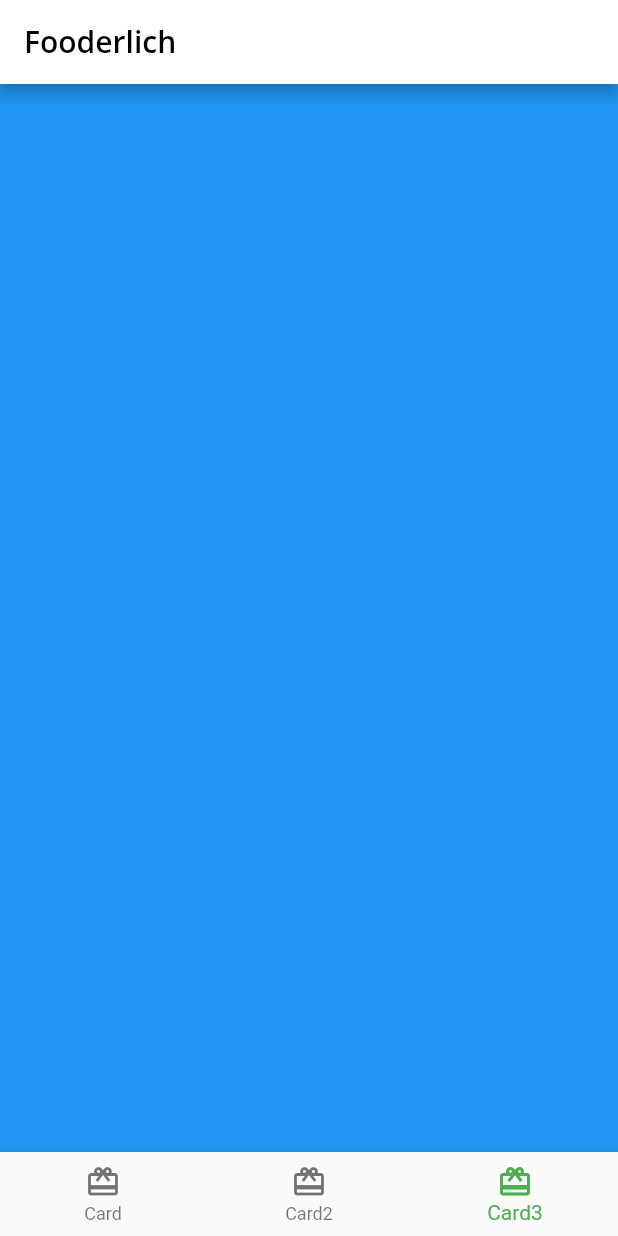
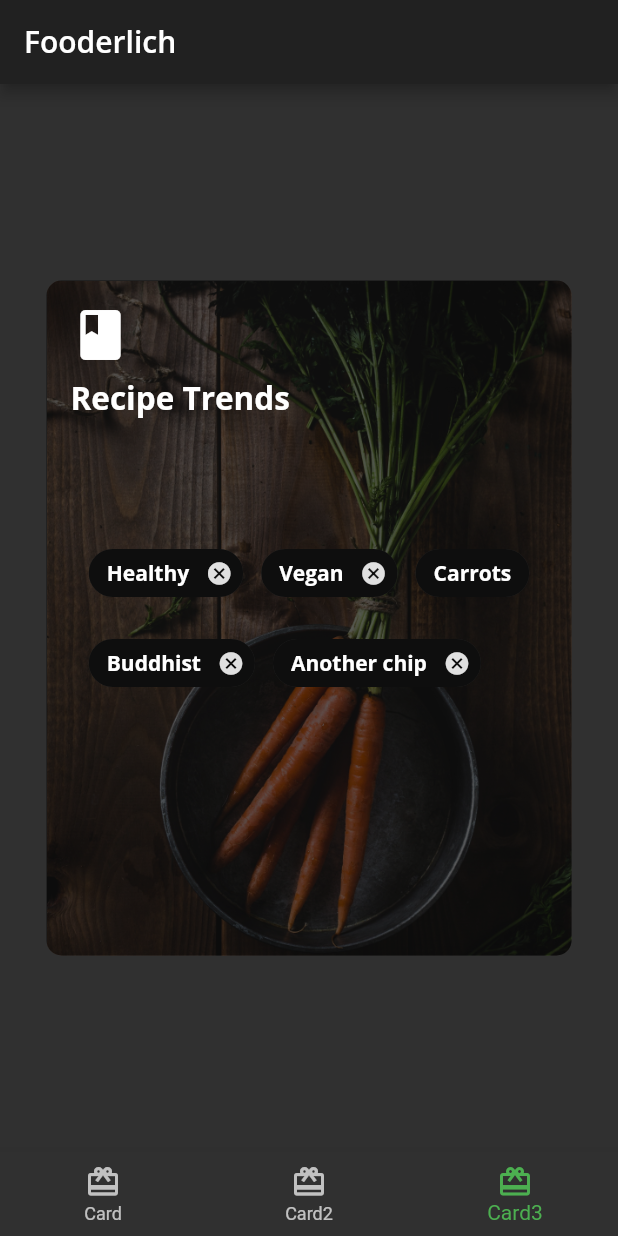
Before and after one commit to rbtrsv/recipes_flutter_tut_rw, a Flutter app: the screen it shows after launch, item 3 of the bottom bar chosen, on a phone screen of 412 x 824 dp. Run offline on Flutter 3.47's test engine with Material 2 defaults, Android fonts, the phone set to English and light mode, and no system bars; our stand-ins replace google_fonts.

Commit message:
Chapter 3 done

```diff
--- /dev/null
+++ b/chapter3/lib/card3.dart
@@ -0,0 +1,106 @@
+import 'dart:developer';
+import 'package:flutter/material.dart';
+import 'fooderlich_theme.dart';
+
+class Card3 extends StatelessWidget {
+  const Card3({super.key});
+  @override
+  Widget build(BuildContext context) {
+    return Center(
+      child: Container(
+        constraints: const BoxConstraints.expand(
+          width: 350,
+          height: 450,
+        ),
+        decoration: const BoxDecoration(
+          image: DecorationImage(
+            image: AssetImage('assets/mag2.png'),
+            fit: BoxFit.cover,
+          ),
+          borderRadius: BorderRadius.all(Radius.circular(10.0)),
+        ),
+        child: Stack(
+          children: [
+            // TODO: Add dark overlay BoxDecoration
+            Container(
+              decoration: BoxDecoration(
+                color: Colors.black.withOpacity(0.6),
+                borderRadius: const BorderRadius.all(Radius.circular(10.0)),
+              ),
+            ),
+            // TODO: Add Container, Column, Icon and Text
+            Container(
+              padding: const EdgeInsets.all(16),
+              child: Column(
+                crossAxisAlignment: CrossAxisAlignment.start,
+                children: [
+                  const Icon(
+                    Icons.book,
+                    color: Colors.white,
+                    size: 40,
+                  ),
+
+                  const SizedBox(height: 8),
+                  // 8
+                  Text(
+                    'Recipe Trends',
+                    style: FooderlichTheme.darkTextTheme.headline2,
+                  ),
+
+                  const SizedBox(height: 30),
+                ],
+              ),
+            ),
+            // TODO: Add Center widget with Chip widget children
+            Center(
+              child: Wrap(
+                alignment: WrapAlignment.start,
+                spacing: 12,
+                runSpacing: 12,
+                children: [
+                  Chip(
+                    label: Text('Healthy',
+                        style: FooderlichTheme.darkTextTheme.bodyText1),
+                    backgroundColor: Colors.black.withOpacity(0.7),
+                    onDeleted: () {
+                      log('delete');
+                    },
+                  ),
+                  Chip(
+                    label: Text('Vegan',
+                        style: FooderlichTheme.darkTextTheme.bodyText1),
+                    backgroundColor: Colors.black.withOpacity(0.7),
+                    onDeleted: () {
+                      log('delete');
+                    },
+                  ),
+                  Chip(
+                    label: Text('Carrots',
+                        style: FooderlichTheme.darkTextTheme.bodyText1),
+                    backgroundColor: Colors.black.withOpacity(0.7),
+                  ),
+                  Chip(
+                    label: Text('Buddhist',
+                        style: FooderlichTheme.darkTextTheme.bodyText1),
+                    backgroundColor: Colors.black.withOpacity(0.7),
+                    onDeleted: () {
+                      log('delete');
+                    },
+                  ),
+                  Chip(
+                    label: Text('Another chip',
+                        style: FooderlichTheme.darkTextTheme.bodyText1),
+                    backgroundColor: Colors.black.withOpacity(0.7),
+                    onDeleted: () {
+                      log('delete');
+                    },
+                  ),
+                ],
+              ),
+            ),
+          ],
+        ),
+      ),
+    );
+  }
+}
--- a/chapter3/lib/home.dart
+++ b/chapter3/lib/home.dart
@@ -1,6 +1,7 @@
 import 'package:flutter/material.dart';
 import 'card1.dart';
 import 'card2.dart';
+import 'card3.dart';
 
 class Home extends StatefulWidget {
   const Home({super.key});
@@ -18,7 +19,7 @@
     // TODO: Replace with Card2
     const Card2(),
     // TODO: Replace with Card3
-    Container(color: Colors.blue)
+    const Card3(),
   ];
   void _onItemTapped(int index) {
     setState(() {
--- a/chapter3/lib/main.dart
+++ b/chapter3/lib/main.dart
@@ -11,7 +11,7 @@
   @override
   Widget build(BuildContext context) {
     // TODO: Create theme
-    final theme = FooderlichTheme.light();
+    final theme = FooderlichTheme.dark();
     // TODO: Apply Home widget
     // return MaterialApp(
     //   // TODO: Add theme
```
